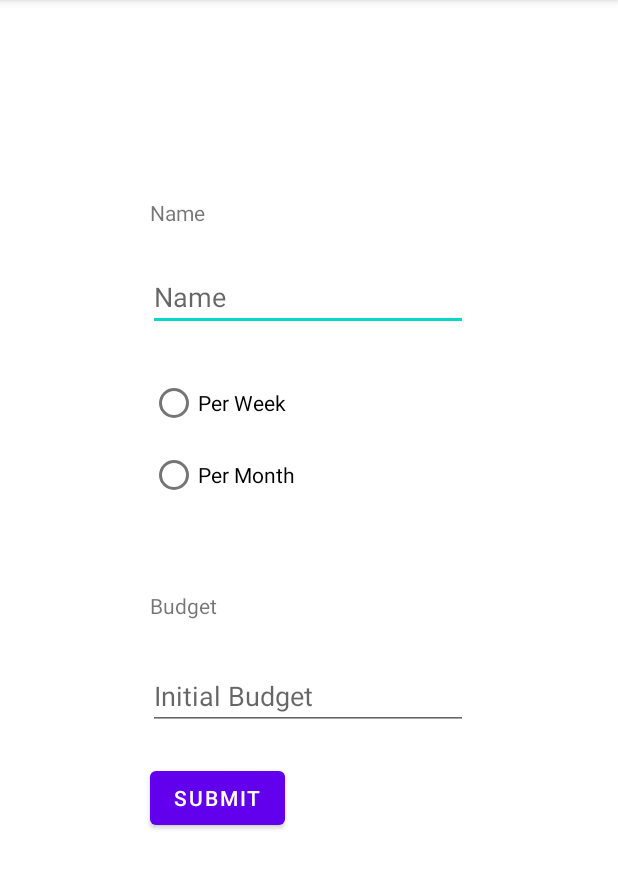
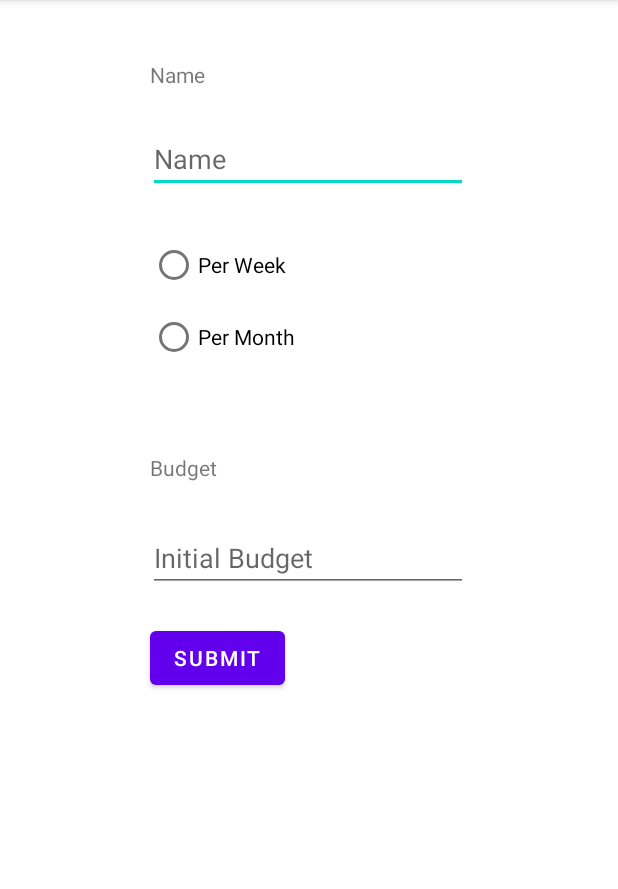
Before and after one commit to acmauth/MobileDevelopment-ExpensesTracker, an Android app: the screen it shows after launch (InitialActivity), on a phone screen of 412 x 824 dp, the part 84-973 px from its top. Run offline under Robolectric (Android 15) with nearby library versions, the phone set to English and light mode, and no system bars.

Commit message:
initial_activity back-end done

```diff
--- a/ExpensesTracker/app/src/main/res/layout/initial_activity.xml
+++ b/ExpensesTracker/app/src/main/res/layout/initial_activity.xml
@@ -4,13 +4,14 @@
     xmlns:tools="http://schemas.android.com/tools"
     android:layout_width="match_parent"
     android:layout_height="match_parent"
+    android:visibility="visible"
     tools:context=".InitialActivity">
 
     <TextView
         android:id="@+id/textView"
         android:layout_width="79dp"
         android:layout_height="27dp"
-        android:layout_marginTop="132dp"
+        android:layout_marginTop="40dp"
         android:text="@string/name"
         app:layout_constraintEnd_toEndOf="parent"
         app:layout_constraintHorizontal_bias="0.301"
@@ -43,14 +44,14 @@
         app:layout_constraintTop_toBottomOf="@+id/radioGroup" />
 
     <EditText
-        android:id="@+id/editTextTextPersonName2"
+        android:id="@+id/budgetTextView"
         android:layout_width="wrap_content"
         android:layout_height="wrap_content"
         android:layout_marginTop="20dp"
         android:autofillHints="@string/initial_budget"
         android:ems="10"
         android:hint="@string/initial_budget"
-        android:inputType="number"
+        android:inputType="numberSigned|text|numberDecimal"
         app:layout_constraintEnd_toEndOf="parent"
         app:layout_constraintHorizontal_bias="0.497"
         app:layout_constraintStart_toStartOf="parent"
@@ -84,11 +85,28 @@
         android:id="@+id/submitButton"
         android:layout_width="wrap_content"
         android:layout_height="wrap_content"
+        android:layout_marginTop="20dp"
         android:text="@string/submit"
-        app:layout_constraintBottom_toBottomOf="parent"
         app:layout_constraintEnd_toEndOf="parent"
         app:layout_constraintHorizontal_bias="0.31"
         app:layout_constraintStart_toStartOf="parent"
-        app:layout_constraintTop_toBottomOf="@+id/editTextTextPersonName2"
-        app:layout_constraintVertical_bias="0.091" />
+        app:layout_constraintTop_toBottomOf="@+id/budgetTextView" />
+
+    <EditText
+        android:id="@+id/warnChoices"
+        android:layout_width="212dp"
+        android:layout_height="47dp"
+        android:layout_marginBottom="76dp"
+        android:ems="10"
+        android:enabled="false"
+        android:inputType="textPersonName"
+        android:text="*Choose Week or Month"
+        android:textColor="#F44336"
+        android:visibility="invisible"
+        app:layout_constraintBottom_toBottomOf="parent"
+        app:layout_constraintEnd_toEndOf="parent"
+        app:layout_constraintHorizontal_bias="0.502"
+        app:layout_constraintStart_toStartOf="parent"
+        app:layout_constraintTop_toBottomOf="@+id/submitButton"
+        app:layout_constraintVertical_bias="0.705" />
 </androidx.constraintlayout.widget.ConstraintLayout>
```
Also changed, not shown: ExpensesTracker/app/src/main/java/com/example/expensestracker/InitialActivity.java (+70 -34 lines).
